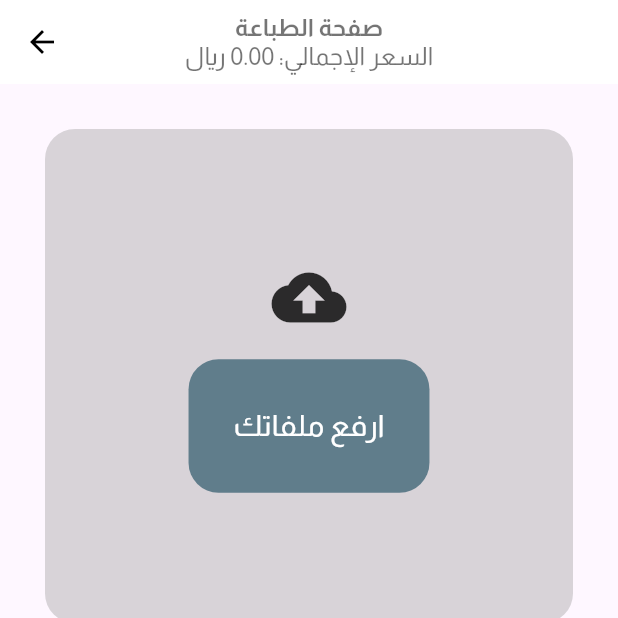
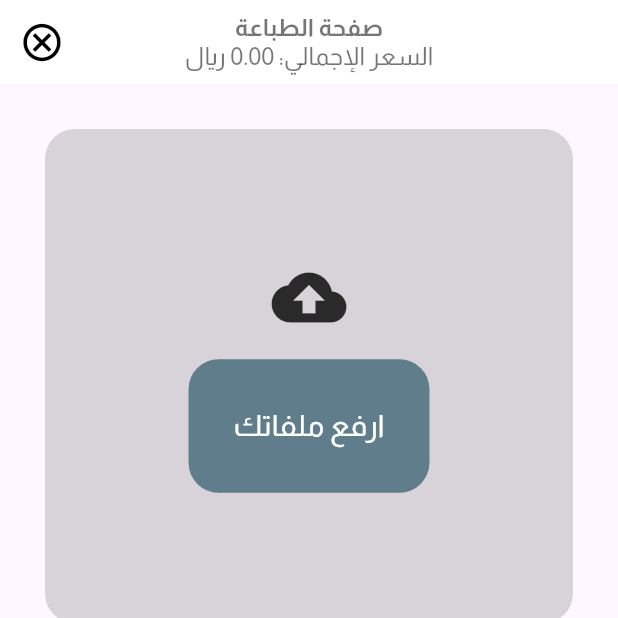
Before and after one commit to Syf-Almjd/Forsan, a Flutter app: the screen it shows once a user with an empty profile is signed in, item 3 of the bottom bar chosen, after a tap on "اطبع", on a phone screen of 412 x 824 dp, the top half of it. Run offline on Flutter 3.47's test engine with Material 3 defaults, Android fonts, the phone set to English and light mode, and no system bars; our stand-ins replace animated_bottom_navigation_bar, bloc, cached_network_image, cloud_firestore, device_preview, file_picker and 13 more; missing offline and left inert: flutter_icon_snackbar, increment_decrement_form_field, moyasar; accounts and stored records are empty; network calls fail; key blocks and very long unbroken strings in the code were emptied for the run.

Commit message:
bug fixes

```diff
--- a/lib/Components/Components.dart
+++ b/lib/Components/Components.dart
@@ -414,7 +414,7 @@ appCustomBar(String title, context) {
         )),
     leading: IconButton(
       // Back button
-      icon: const Icon(Icons.cancel_outlined, color: Colors.black),
+      icon: const Icon(Icons.cancel_outlined, size: 30, color: Colors.black),
       onPressed: () {
         Navigator.pop(context);
       },
--- a/lib/Modules/Authentication/ForgotPasswordPage/forgot_password_page.dart
+++ b/lib/Modules/Authentication/ForgotPasswordPage/forgot_password_page.dart
@@ -21,10 +21,7 @@ class _ForgotPasswordPageState extends State<ForgotPasswordPage> {
   @override
   Widget build(BuildContext context) {
     return Scaffold(
-      appBar: AppBar(
-        title: const Text("نسيت كلمة المرور"),
-        centerTitle: true,
-      ),
+      appBar: appCustomBar("نسيت كلمة المرور", context),
       body: Form(
         key: _validateKey,
         child: ListView(
--- a/lib/Modules/Cart/Payment/BankPaymentPage.dart
+++ b/lib/Modules/Cart/Payment/BankPaymentPage.dart
@@ -20,9 +20,7 @@ class BankPaymentPage extends StatelessWidget {
         TextEditingController(text: order.orderId);
 
     return Scaffold(
-      appBar: AppBar(
-        title: const Text("دفع بالايصال"),
-      ),
+      appBar: appCustomBar("دفع بالايصال", context),
       resizeToAvoidBottomInset: false,
       body: SingleChildScrollView(
         physics: const BouncingScrollPhysics(),
--- a/lib/Modules/Cart/Payment/PaymentPage.dart
+++ b/lib/Modules/Cart/Payment/PaymentPage.dart
@@ -51,10 +51,7 @@ class _PaymentPageState extends State<PaymentPage> {
   @override
   Widget build(BuildContext context) {
     return Scaffold(
-      appBar: AppBar(
-        title: const Text("الدفع"),
-        centerTitle: true,
-      ),
+      appBar: appCustomBar("الدفع", context),
       body: ListView(
         physics: const BouncingScrollPhysics(),
         children: [
--- a/lib/Modules/HomeScreen/HomePage.dart
+++ b/lib/Modules/HomeScreen/HomePage.dart
@@ -177,7 +177,10 @@
                           Colors.white.withOpacity(0.8), BlendMode.lighten),
                       image: const AssetImage(Assets.assetsHomebg),
                     ),
-                    borderRadius: BorderRadius.circular(150),
+                    borderRadius: const BorderRadius.only(
+                      bottomLeft: Radius.circular(150),
+                      bottomRight: Radius.circular(150),
+                    ),
                   ),
                   child: Column(children: [
                     getCube(5, context),
--- a/lib/Modules/HomeScreen/Screens/OtherServices.dart
+++ b/lib/Modules/HomeScreen/Screens/OtherServices.dart
@@ -49,7 +49,8 @@ class otherServicesState extends State<otherServices> {
           backgroundColor: Colors.white,
           leading: IconButton(
             icon: const Icon(
-              Icons.arrow_back,
+              Icons.cancel_outlined,
+              size: 30,
               color: Colors.black,
             ),
             onPressed: () {
--- a/lib/Modules/HomeScreen/Screens/PrintNowPage.dart
+++ b/lib/Modules/HomeScreen/Screens/PrintNowPage.dart
@@ -5,6 +5,7 @@ import 'package:flutter/cupertino.dart';
 import 'package:flutter/material.dart';
 import 'package:flutter_icon_snackbar/flutter_icon_snackbar.dart';
 import 'package:forsan/Cubit/Navigation/navi_cubit.dart';
+import 'package:increment_decrement_form_field/increment_decrement_form_field.dart';
 
 import '../../../Components/ChooseWidget.dart';
 import '../../../Components/Components.dart';
@@ -24,8 +25,7 @@ class printNowPage extends StatefulWidget {
 class PrintNowPageState extends State<printNowPage> {
   TextEditingController moreRequirement = TextEditingController();
   TextEditingController discountText = TextEditingController();
-  TextEditingController numberOfPapersController =
-      TextEditingController(text: "1");
+  int numberOfPapers = 1;
   double totalPrice = 0.0;
 
   bool fileUploaded = false;
@@ -72,7 +72,8 @@ class PrintNowPageState extends State<printNowPage> {
           backgroundColor: Colors.white,
           leading: IconButton(
             icon: const Icon(
-              Icons.arrow_back,
+              Icons.cancel_outlined,
+              size: 30,
               color: Colors.black,
             ),
             onPressed: () {
@@ -237,26 +238,66 @@ class PrintNowPageState extends State<printNowPage> {
                   ),
                 ),
               ),
-              Padding(
-                padding: const EdgeInsets.all(15.0),
-                child: TextField(
-                  textDirection: TextDirection.rtl,
-                  controller: numberOfPapersController,
-                  keyboardType: TextInputType.number,
-                  decoration: InputDecoration(
-                    hintText: "أدخل عدد الأوراق",
-                    border: OutlineInputBorder(
-                      borderRadius: BorderRadius.circular(20),
-                    ),
+              Container(
+                padding: const EdgeInsets.only(top: 15, right: 10, left: 10),
+                alignment: Alignment.center,
+                decoration: BoxDecoration(
+                  borderRadius: BorderRadius.circular(20),
+                  color: Colors.grey.withOpacity(0.1),
+                ),
+                width: getWidth(80, context),
+                child: Center(
+                  child: IncrementDecrementFormField<int>(
+                    // an initial value
+                    initialValue: numberOfPapers,
+                    // if no value set 0, otherwise display the value as a string
+                    displayBuilder: (value, field) {
+                      return Text(
+                        value == null ? "1" : value.toString(),
+                      );
+                    },
+                    onDecrement: (currentValue) {
+                      if (currentValue! <= 1) {
+                        return 1;
+                      }
+                      setState(() {
+                        numberOfPapers = currentValue - 1;
+                      });
+                      totalPrice = calculatePrice();
+
+                      return numberOfPapers;
+                    },
+
+                    onIncrement: (currentValue) {
+                      setState(() {
+                        numberOfPapers = currentValue! + 1;
+                      });
+                      totalPrice = calculatePrice();
+
+                      return numberOfPapers;
+                    },
                   ),
-                  onChanged: (value) {
-                    setState(() {
-                      totalPrice = calculatePrice();
-                    });
-                  },
                 ),
               ),
-              getCube(2, context),
+              // Padding(
+              //   padding: const EdgeInsets.all(15.0),
+              //   child: TextField(
+              //     textDirection: TextDirection.rtl,
+              //     controller: n,
+              //     keyboardType: TextInputType.number,
+              //     decoration: InputDecoration(
+              //       hintText: "أدخل عدد الأوراق",
+              //       border: OutlineInputBorder(
+              //         borderRadius: BorderRadius.circular(20),
+              //       ),
+              //     ),
+              //     onChanged: (value) {
+              //       setState(() {
+              //       });
+              //     },
+              //   ),
+              // ),
+              getCube(4, context),
               SizedBox(
                 height: getHeight(18, context),
                 width: getWidth(90, context),
@@ -419,7 +460,6 @@ class PrintNowPageState extends State<printNowPage> {
     }
 
     // Multiply by the number of papers
-    int numberOfPapers = int.tryParse(numberOfPapersController.text) ?? 1;
     return basePrice * numberOfPapers;
   }
 
--- a/lib/Modules/Profile/Settings.dart
+++ b/lib/Modules/Profile/Settings.dart
@@ -35,10 +35,7 @@ class _SettingsPageState extends State<SettingsPage> {
   @override
   Widget build(BuildContext context) {
     return Scaffold(
-      appBar: AppBar(
-        title: const Text("الاعدادات"),
-        centerTitle: true,
-      ),
+      appBar: appCustomBar("الاعدادات", context),
       body: ListView(
         physics: const BouncingScrollPhysics(),
         // mainAxisSize: MainAxisSize.min,
--- a/lib/Modules/Vendor/ContactUs.dart
+++ b/lib/Modules/Vendor/ContactUs.dart
@@ -51,10 +51,7 @@ class _ContactUsPageState extends State<ContactUsPage> {
   @override
   Widget build(BuildContext context) {
     return Scaffold(
-      appBar: AppBar(
-        title: const Text("تواصل"),
-        centerTitle: true,
-      ),
+      appBar: appCustomBar("تواصل", context),
       body: Padding(
         padding: const EdgeInsets.all(16.0),
         child: ListView(
--- a/lib/Modules/Vendor/OurServiceText.dart
+++ b/lib/Modules/Vendor/OurServiceText.dart
@@ -10,10 +10,7 @@ class OurPolicies extends StatelessWidget {
   @override
   Widget build(BuildContext context) {
     return Scaffold(
-      appBar: AppBar(
-        title: const Text("سياسات البرنامج"),
-        centerTitle: true,
-      ),
+      appBar: appCustomBar("سياسات البرنامج", context),
       body: Padding(
         padding: const EdgeInsets.all(20.0),
         child: ListView(
--- a/pubspec.yaml
+++ b/pubspec.yaml
@@ -26,6 +26,7 @@ dependencies:
   pdf: ^3.10.8
   path_provider: ^2.0.2
   share_plus: ^8.0.2
+  increment_decrement_form_field: ^1.0.0
 
 
 #  awesome_snackbar_content: ^0.1.3
```
Also changed, not shown: lib/Modules/Cart/OrderInfoPage.dart (+19 -20 lines), lib/Modules/Cart/Payment/OrderReceipt.dart (+23 -27 lines), lib/Modules/Product/DetailsPage.dart (+1 -17 lines), pubspec.lock.
